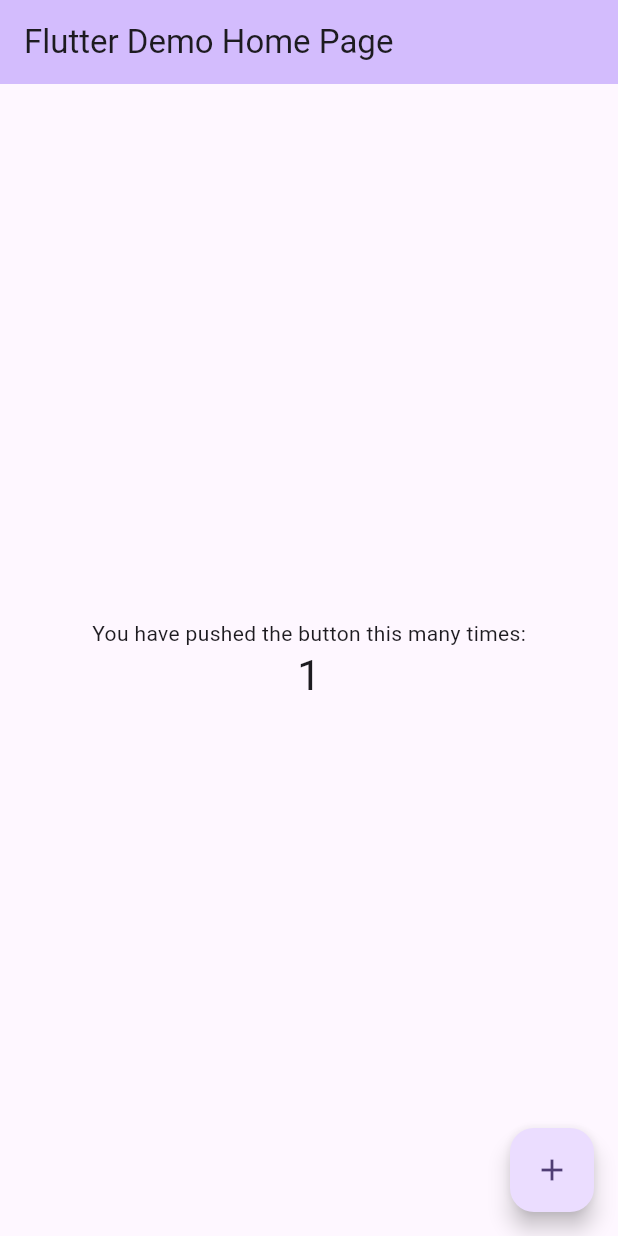
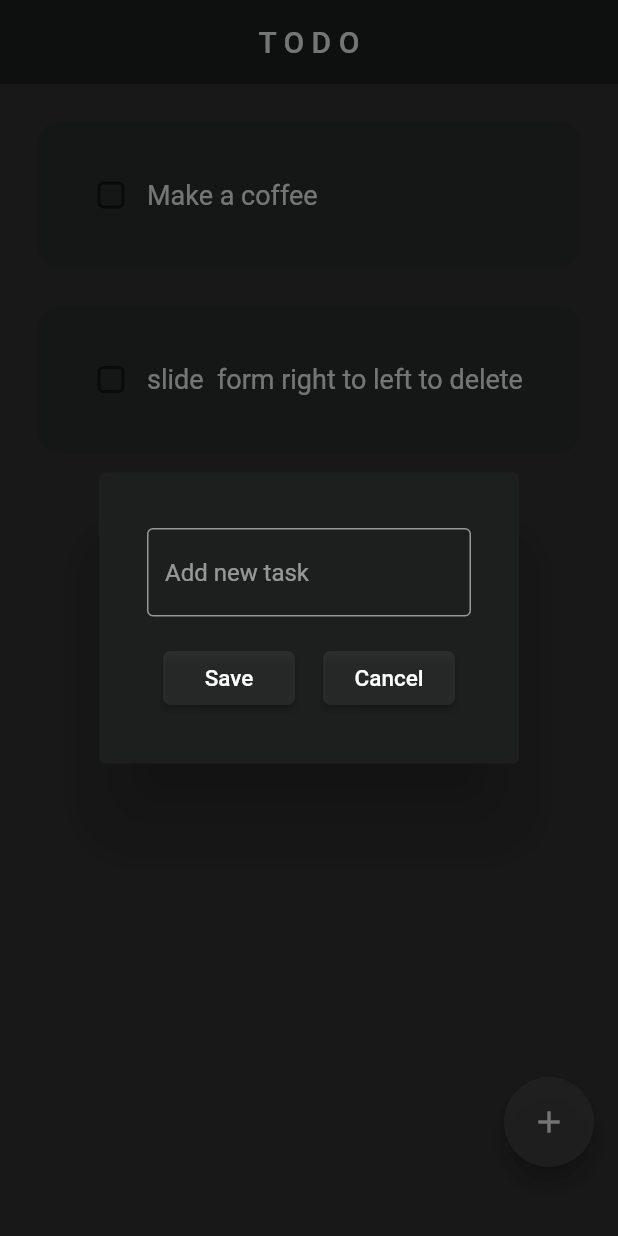
Before and after one commit to Pujan-Dev/Todo-app, a Flutter app: the screen it shows after launch, after a tap on the "add" icon, on a phone screen of 412 x 824 dp. Run offline on Flutter 3.47's test engine with Material 2 defaults, Android fonts, the phone set to English and light mode, and no system bars; drawn by our look-alikes of flutter_slidable; our stand-ins replace hive_flutter; accounts and stored records are empty.

Commit message:
TODO-all codes
The final codes of the app

```diff
--- /dev/null
+++ b/todo/lib/DATA/database.dart
@@ -0,0 +1,22 @@
+import 'package:hive_flutter/hive_flutter.dart';
+
+class TODOdatabase {
+  List todolist = [];
+  final _mybox = Hive.box("mybox");
+
+  void createInitialData() {
+    todolist = [
+      //task, done/undone
+      ['Make a coffee ', false],
+      ['slide  form right to left to delete', false]
+    ];
+  }
+
+  void loaddata() {
+    todolist = _mybox.get("TODOLIST");
+  }
+
+  void updatedata() {
+    _mybox.put("TODOLIST", todolist);
+  }
+}
--- a/todo/lib/main.dart
+++ b/todo/lib/main.dart
@@ -1,125 +1,24 @@
+// ignore_for_file: unused_local_variable
+
 import 'package:flutter/material.dart';
+import 'package:todo/pages/Home.dart';
+import 'package:hive_flutter/hive_flutter.dart';
 
-void main() {
+void main() async {
+  await Hive.initFlutter();
+  var box = await Hive.openBox('mybox');
+
   runApp(const MyApp());
 }
 
 class MyApp extends StatelessWidget {
   const MyApp({super.key});
 
-  // This widget is the root of your application.
   @override
   Widget build(BuildContext context) {
-    return MaterialApp(
-      title: 'Flutter Demo',
-      theme: ThemeData(
-        // This is the theme of your application.
-        //
-        // TRY THIS: Try running your application with "flutter run". You'll see
-        // the application has a blue toolbar. Then, without quitting the app,
-        // try changing the seedColor in the colorScheme below to Colors.green
-        // and then invoke "hot reload" (save your changes or press the "hot
-        // reload" button in a Flutter-supported IDE, or press "r" if you used
-        // the command line to start the app).
-        //
-        // Notice that the counter didn't reset back to zero; the application
-        // state is not lost during the reload. To reset the state, use hot
-        // restart instead.
-        //
-        // This works for code too, not just values: Most code changes can be
-        // tested with just a hot reload.
-        colorScheme: ColorScheme.fromSeed(seedColor: Colors.deepPurple),
-        useMaterial3: true,
-      ),
-      home: const MyHomePage(title: 'Flutter Demo Home Page'),
+    return const MaterialApp(
+      debugShowCheckedModeBanner: false,
+      home: Home(),
     );
   }
 }
-
-class MyHomePage extends StatefulWidget {
-  const MyHomePage({super.key, required this.title});
-
-  // This widget is the home page of your application. It is stateful, meaning
-  // that it has a State object (defined below) that contains fields that affect
-  // how it looks.
-
-  // This class is the configuration for the state. It holds the values (in this
-  // case the title) provided by the parent (in this case the App widget) and
-  // used by the build method of the State. Fields in a Widget subclass are
-  // always marked "final".
-
-  final String title;
-
-  @override
-  State<MyHomePage> createState() => _MyHomePageState();
-}
-
-class _MyHomePageState extends State<MyHomePage> {
-  int _counter = 0;
-
-  void _incrementCounter() {
-    setState(() {
-      // This call to setState tells the Flutter framework that something has
-      // changed in this State, which causes it to rerun the build method below
-      // so that the display can reflect the updated values. If we changed
-      // _counter without calling setState(), then the build method would not be
-      // called again, and so nothing would appear to happen.
-      _counter++;
-    });
-  }
-
-  @override
-  Widget build(BuildContext context) {
-    // This method is rerun every time setState is called, for instance as done
-    // by the _incrementCounter method above.
-    //
-    // The Flutter framework has been optimized to make rerunning build methods
-    // fast, so that you can just rebuild anything that needs updating rather
-    // than having to individually change instances of widgets.
-    return Scaffold(
-      appBar: AppBar(
-        // TRY THIS: Try changing the color here to a specific color (to
-        // Colors.amber, perhaps?) and trigger a hot reload to see the AppBar
-        // change color while the other colors stay the same.
-        backgroundColor: Theme.of(context).colorScheme.inversePrimary,
-        // Here we take the value from the MyHomePage object that was created by
-        // the App.build method, and use it to set our appbar title.
-        title: Text(widget.title),
-      ),
-      body: Center(
-        // Center is a layout widget. It takes a single child and positions it
-        // in the middle of the parent.
-        child: Column(
-          // Column is also a layout widget. It takes a list of children and
-          // arranges them vertically. By default, it sizes itself to fit its
-          // children horizontally, and tries to be as tall as its parent.
-          //
-          // Column has various properties to control how it sizes itself and
-          // how it positions its children. Here we use mainAxisAlignment to
-          // center the children vertically; the main axis here is the vertical
-          // axis because Columns are vertical (the cross axis would be
-          // horizontal).
-          //
-          // TRY THIS: Invoke "debug painting" (choose the "Toggle Debug Paint"
-          // action in the IDE, or press "p" in the console), to see the
-          // wireframe for each widget.
-          mainAxisAlignment: MainAxisAlignment.center,
-          children: <Widget>[
-            const Text(
-              'You have pushed the button this many times:',
-            ),
-            Text(
-              '$_counter',
-              style: Theme.of(context).textTheme.headlineMedium,
-            ),
-          ],
-        ),
-      ),
-      floatingActionButton: FloatingActionButton(
-        onPressed: _incrementCounter,
-        tooltip: 'Increment',
-        child: const Icon(Icons.add),
-      ), // This trailing comma makes auto-formatting nicer for build methods.
-    );
-  }
-}
--- /dev/null
+++ b/todo/lib/pages/Home.dart
@@ -0,0 +1,123 @@
+// ignore_for_file: file_names, non_constant_identifier_names, prefer_const_constructors
+
+import 'package:flutter/material.dart';
+import 'package:hive_flutter/hive_flutter.dart';
+import 'package:todo/DATA/database.dart';
+import 'package:todo/util/Dialogbox.dart';
+import 'package:todo/util/todotiles.dart';
+
+class Home extends StatefulWidget {
+  const Home({super.key});
+
+  @override
+  State<Home> createState() => _HomeState();
+}
+
+class _HomeState extends State<Home> {
+  TODOdatabase db = TODOdatabase();
+  final _mybox = Hive.box('mybox');
+
+  final _controller = TextEditingController();
+
+  void SaveNewTask() {
+    if (_controller.text.trim().isNotEmpty) {
+      setState(() {
+        db.todolist.add([_controller.text, false]);
+        _controller.clear();
+      });
+      db.updatedata();
+      Navigator.of(context).pop();
+    } else {
+      // Show an error message or handle the empty task name case as per your requirement
+      showDialog(
+        context: context,
+        builder: (context) {
+          return AlertDialog(
+            title: const Text("Error"),
+            content: const Text("Task name cannot be empty."),
+            actions: [
+              TextButton(
+                onPressed: () => Navigator.of(context).pop(),
+                child: const Text('OK'),
+              ),
+            ],
+          );
+        },
+      );
+    }
+  }
+
+  void createnewtask() {
+    showDialog(
+        context: context,
+        builder: (context) {
+          return DialogBox(
+              controller: _controller,
+              onSave: SaveNewTask,
+              oncancel: () => Navigator.of(context).pop());
+        });
+  }
+
+  void cheakboxchange(bool? value, int index) {
+    setState(() {
+      db.todolist[index][1] = !db.todolist[index][1];
+    });
+    db.updatedata();
+  }
+
+  //delete task
+  void deleteTask(int index) {
+    setState(() {
+      db.todolist.removeAt(index);
+    });
+  }
+
+  @override
+  void initState() {
+    if (_mybox.get("TODOLIST") == null) {
+      db.createInitialData();
+    } else {
+      db.loaddata();
+    }
+    super.initState();
+  }
+
+  @override
+  Widget build(BuildContext context) {
+    return Scaffold(
+      backgroundColor: Color.fromARGB(224, 24, 24, 24),
+      appBar: AppBar(
+        backgroundColor: Color.fromARGB(230, 30, 31, 31),
+        title: const Center(child: Text("T O D O")),
+        elevation: 0,
+      ),
+      body: ListView.builder(
+        itemCount: db.todolist.length,
+        itemBuilder: (context, index) {
+          return todotiles(
+            TaskName: db.todolist[index][0],
+            TaskComplete: db.todolist[index][1],
+            onChanged: (value) => cheakboxchange(value, index),
+            deletefunction: (context) => deleteTask(index),
+          );
+        },
+      ),
+
+      // Floating button
+      floatingActionButton: SizedBox(
+        width: 60.0, // Set your desired width
+        height: 60.0, // Set your desired height
+        child: FloatingActionButton(
+            onPressed: createnewtask,
+            backgroundColor: const Color.fromARGB(221, 71, 71, 71),
+            child: const Icon(
+              Icons.add,
+            )),
+      ),
+      // Add some space at the end of the app
+      bottomNavigationBar: const Padding(
+        padding: EdgeInsets.only(bottom: 30.0),
+      ),
+    );
+  }
+}
--- /dev/null
+++ b/todo/lib/util/Dialogbox.dart
@@ -0,0 +1,64 @@
+// ignore_for_file: must_be_immutable, prefer_typing_uninitialized_variables
+
+import 'package:flutter/material.dart';
+import 'package:todo/util/mybutton.dart';
+
+class DialogBox extends StatelessWidget {
+  final controller;
+
+  VoidCallback onSave;
+  VoidCallback oncancel;
+
+  DialogBox({
+    super.key,
+    required this.controller,
+    required this.onSave,
+    required this.oncancel,
+  });
+
+  @override
+  Widget build(BuildContext context) {
+    return AlertDialog(
+      backgroundColor: Color.fromARGB(230, 30, 31, 31),
+      content: Container(
+        height: 150,
+        child: Column(
+          mainAxisAlignment: MainAxisAlignment.spaceEvenly,
+          children: [
+            Padding(
+              padding: const EdgeInsets.all(8),
+              child: TextField(
+                controller: controller,
+                style: const TextStyle(color: Colors.white),
+                decoration: const InputDecoration(
+                  focusedBorder: OutlineInputBorder(
+                    borderSide: BorderSide(color: Colors.white60),
+                  ),
+                  enabledBorder: OutlineInputBorder(
+                    borderSide: BorderSide(color: Colors.white54),
+                  ),
+                  hintText: "Add new task",
+                  hintStyle: TextStyle(color: Colors.white54),
+                  fillColor: Colors.white,
+                ),
+              ),
+            ),
+            Row(
+              mainAxisAlignment: MainAxisAlignment.spaceEvenly,
+              children: [
+                Mybutton(
+                  text: "Save",
+                  onPressed: onSave,
+                ),
+                Mybutton(
+                  text: "Cancel",
+                  onPressed: oncancel,
+                )
+              ],
+            )
+          ],
+        ),
+      ),
+    );
+  }
+}
--- /dev/null
+++ b/todo/lib/util/mybutton.dart
@@ -0,0 +1,25 @@
+// ignore_for_file: must_be_immutable
+
+import 'package:flutter/material.dart';
+
+class Mybutton extends StatelessWidget {
+  final String text;
+  VoidCallback onPressed;
+
+  Mybutton({super.key, required this.text, required this.onPressed});
+
+  @override
+  Widget build(BuildContext context) {
+    return MaterialButton(
+      onPressed: onPressed,
+      shape: RoundedRectangleBorder(
+        borderRadius: BorderRadius.circular(5.0), // Set the border radius here
+      ),
+      color: const Color.fromARGB(31, 158, 158, 158),
+      child: Text(
+        text,
+        style: const TextStyle( fontSize: 15, color: Colors.white),
+      ),
+    );
+  }
+}
--- /dev/null
+++ b/todo/lib/util/todotiles.dart
@@ -0,0 +1,68 @@
+// ignore_for_file: sort_child_properties_last, non_constant_identifier_names, depend_on_referenced_packages, camel_case_types, must_be_immutable
+
+import 'package:flutter/material.dart';
+import 'package:flutter_slidable/flutter_slidable.dart';
+class todotiles extends StatelessWidget {
+  final String TaskName;
+  final bool TaskComplete;
+  Function(bool?)? onChanged;
+  Function(BuildContext)? deletefunction;
+
+  todotiles({
+    super.key,
+    required this.TaskName,
+    required this.TaskComplete,
+    required this.onChanged,
+    required this.deletefunction,
+  });
+
+  @override
+  Widget build(BuildContext context) {
+    return Padding(
+      padding: const EdgeInsets.only(left: 25, right: 25, top: 25),
+      child: Slidable(
+        endActionPane: ActionPane(motion: const StretchMotion(), children: [
+          SlidableAction(
+            onPressed: deletefunction,
+            icon: Icons.delete,
+            backgroundColor: Colors.red.shade300,
+            borderRadius: BorderRadius.circular(12),
+          ),
+        ]),
+        child: Container(
+          padding: const EdgeInsets.all(25),
+          child: Row(
+            children: [
+              Checkbox(
+                value: TaskComplete,
+                onChanged: onChanged,
+                activeColor: Colors.white12,
+                checkColor: Colors.white,
+                shape: RoundedRectangleBorder(
+                  side: const BorderSide(color: Colors.white),
+                  borderRadius: BorderRadius.circular(4.0),
+                ),
+              ),
+              Flexible(
+                child: Text(
+                  TaskName,
+                  style: TextStyle(
+                    fontSize: 18,
+                    color: Colors.white,
+                    decoration: TaskComplete
+                        ? TextDecoration.lineThrough
+                        : TextDecoration.none,
+                  ),
+                ),
+              ),
+            ],
+          ),
+          decoration: BoxDecoration(
+            color: const Color.fromARGB(230, 47, 48, 48),
+            borderRadius: BorderRadius.circular(15),
+          ),
+        ),
+      ),
+    );
+  }
+}
--- a/todo/pubspec.yaml
+++ b/todo/pubspec.yaml
@@ -31,7 +31,10 @@ dependencies:
   flutter:
     sdk: flutter
 
-
+  hive : ^2.2.3
+  hive_flutter : ^1.1.0
+  hive_generator: ^2.0.1
+  build_runner: ^2.1.1
   # The following adds the Cupertino Icons font to your application.
   # Use with the CupertinoIcons class for iOS style icons.
   cupertino_icons: ^1.0.2
@@ -46,6 +49,7 @@ dev_dependencies:
   # package. See that file for information about deactivating specific lint
   # rules and activating additional ones.
   flutter_lints: ^2.0.0
+  flutter_slidable: ^1.2.0
 
 # For information on the generic Dart part of this file, see the
 # following page: https://dart.dev/tools/pub/pubspec
```
Also changed, not shown: todo/pubspec.lock, 24 other files.
